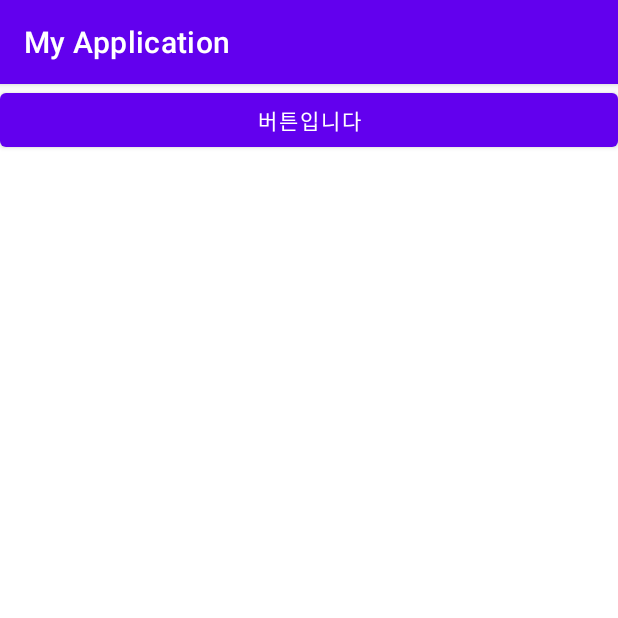
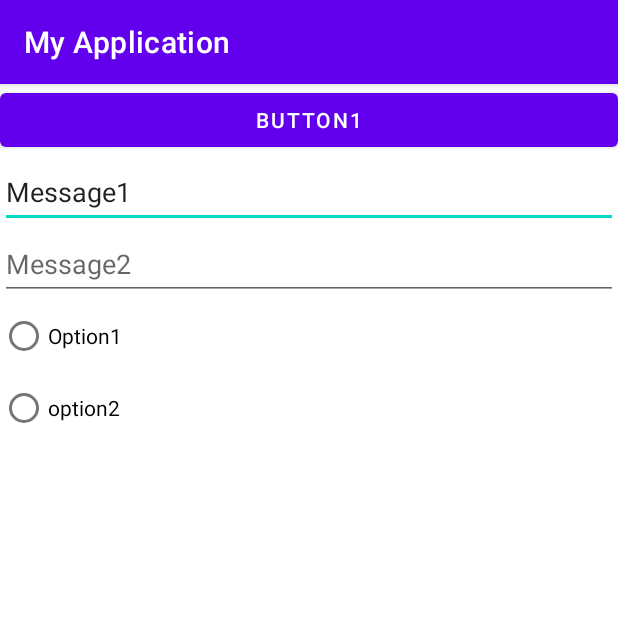
Before and after one commit to JongbeenPark/MyFirstApplication, an Android app: the screen it shows after launch (MainActivity), on a phone screen of 412 x 824 dp, the top half of it. Run offline under Robolectric (Android 15) with nearby library versions, the phone set to English and light mode, and no system bars.

Commit message:
Assignment1

```diff
--- a/app/src/main/res/layout/activity_main.xml
+++ b/app/src/main/res/layout/activity_main.xml
@@ -2,14 +2,46 @@
 <LinearLayout xmlns:android="http://schemas.android.com/apk/res/android"
     xmlns:tools="http://schemas.android.com/tools"
     android:layout_width="match_parent"
-    android:layout_height="match_parent">
+    android:layout_height="match_parent"
+    android:orientation="vertical">
 
     <Button
         android:layout_width="match_parent"
         android:layout_height="wrap_content"
         android:id="@+id/button1"
-        android:text="@string/strBtn1"
+        android:text="Button1"
         ></Button>
+
+    <EditText
+        android:id="@+id/editText1"
+        android:layout_width="match_parent"
+        android:layout_height="wrap_content"
+        android:minHeight="48dp"
+        android:text="Message1" />
+
+    <EditText
+        android:id="@+id/editText2"
+        android:layout_width="match_parent"
+        android:layout_height="wrap_content"
+        android:hint="Message2"
+        android:minHeight="48dp" />
+
+    <RadioGroup
+        android:layout_width="match_parent"
+        android:layout_height="match_parent" >
+
+        <RadioButton
+            android:id="@+id/radioButton"
+            android:layout_width="match_parent"
+            android:layout_height="wrap_content"
+            android:text="Option1" />
+
+        <RadioButton
+            android:id="@+id/radioButton2"
+            android:layout_width="match_parent"
+            android:layout_height="wrap_content"
+            android:text="option2" />
+    </RadioGroup>
 
 
 </LinearLayout>
```
